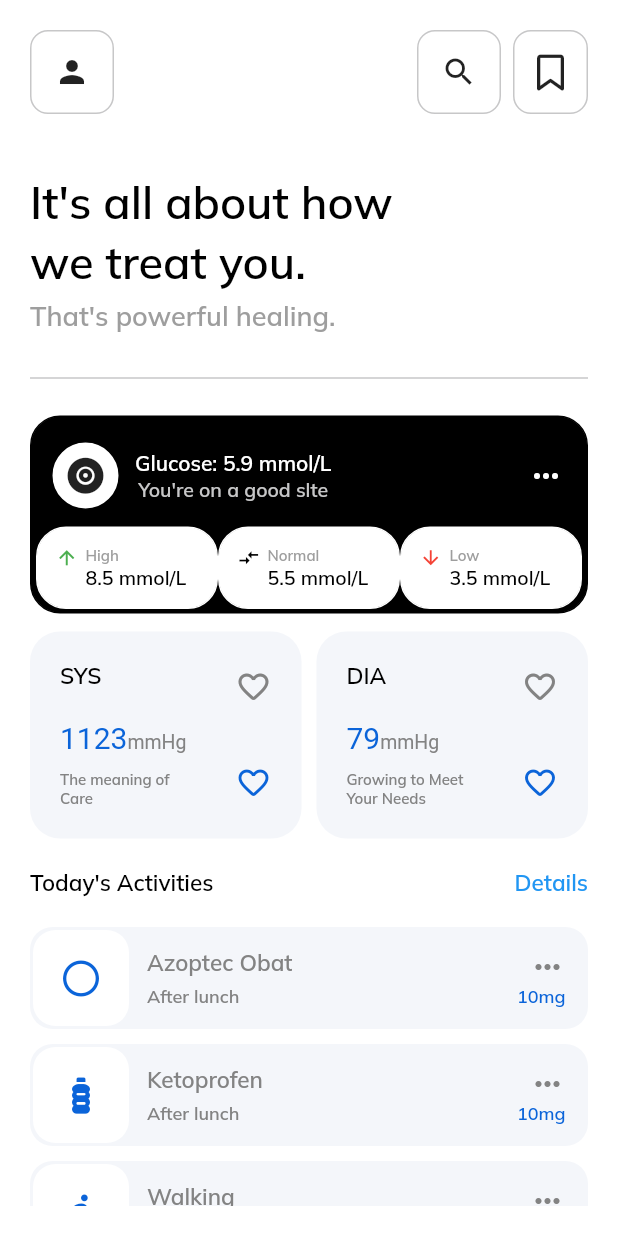
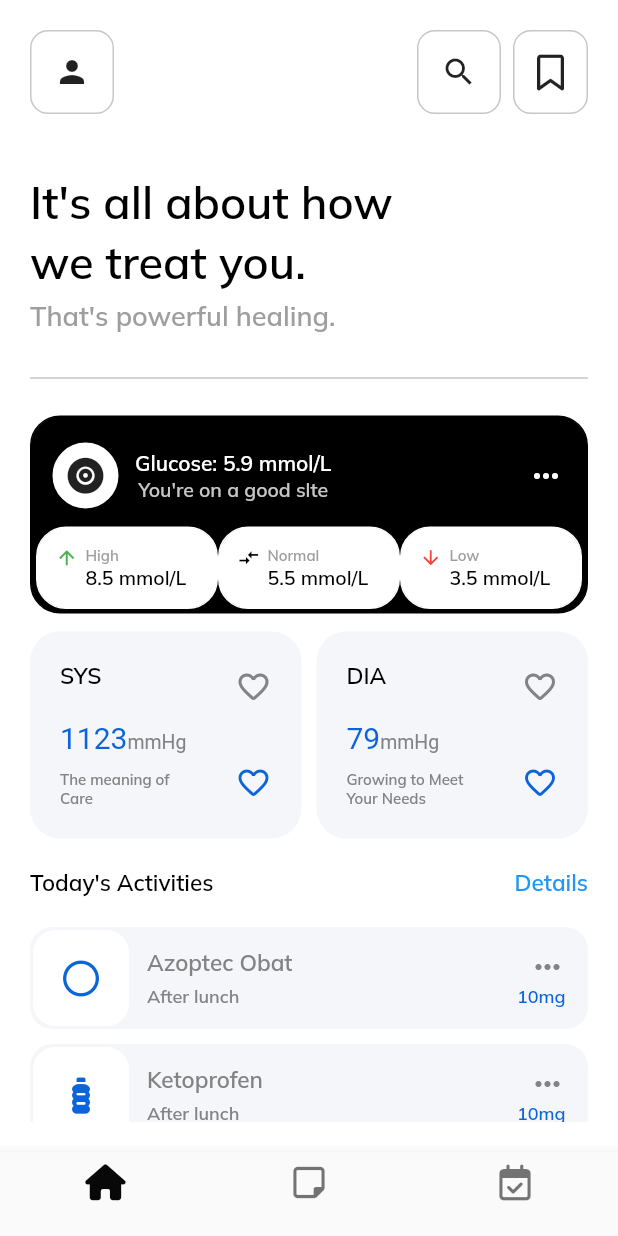
Before and after one commit to Jud-e/fitness_app, a Flutter app: the screen it shows after launch, on a phone screen of 412 x 824 dp. Run offline on Flutter 3.47's test engine with Material 2 defaults, Android fonts, the phone set to English and light mode, and no system bars; our stand-ins replace font_awesome_flutter, google_fonts.

Commit message:
update 24/01

```diff
--- a/lib/main.dart
+++ b/lib/main.dart
@@ -13,7 +13,7 @@ class MyApp extends StatelessWidget {
   Widget build(BuildContext context) {
     return const MaterialApp(
       debugShowCheckedModeBanner: false,
-      home: Home(),
+      home: Setup(),
     );
   }
 }
--- a/lib/screens/homepage.dart
+++ b/lib/screens/homepage.dart
@@ -4,6 +4,44 @@ import 'package:fitness_app/screens/activities.dart';
 import 'package:fitness_app/screens/overview.dart';
 import 'package:flutter/material.dart';
 import 'package:font_awesome_flutter/font_awesome_flutter.dart';
+
+class Setup extends StatefulWidget {
+  const Setup({super.key});
+
+  @override
+  State<Setup> createState() => _SetupState();
+}
+
+class _SetupState extends State<Setup> {
+  int _selectedIndex = 0;
+  static const List _widgetOptions = [Home(), Activity(), Overview()];
+
+  void _onItemTapped(int index) {
+    setState(() {
+      _selectedIndex = index;
+    });
+  }
+
+  @override
+  Widget build(BuildContext context) {
+    return Scaffold(
+        bottomNavigationBar: BottomNavigationBar(
+          items: const [
+            BottomNavigationBarItem(
+                icon: Icon(FontAwesomeIcons.house), label: ""),
+            BottomNavigationBarItem(
+                icon: Icon(FontAwesomeIcons.noteSticky), label: ""),
+            BottomNavigationBarItem(
+                icon: Icon(FontAwesomeIcons.calendarCheck), label: ""),
+          ],
+          currentIndex: _selectedIndex,
+          selectedItemColor: blackBg,
+          onTap: _onItemTapped,
+        ),
+        backgroundColor: whiteBg,
+        body: _widgetOptions.elementAt(_selectedIndex));
+  }
+}
 
 class Home extends StatefulWidget {
   const Home({super.key});
@@ -15,9 +53,7 @@ class Home extends StatefulWidget {
 class _HomeState extends State<Home> {
   @override
   Widget build(BuildContext context) {
-    return Scaffold(
-      backgroundColor: whiteBg,
-      body: Padding(
+    return Padding(
       padding: const EdgeInsets.all(20.0),
       child: SafeArea(
         child: SingleChildScrollView(
@@ -118,8 +154,7 @@ class _HomeState extends State<Home> {
                               xMargin(10),
                               Column(
                                 children: [
-                                    text("Glucose: 5.9 mmol/L", 14,
-                                        Colors.white),
+                                  text("Glucose: 5.9 mmol/L", 14, Colors.white),
                                   text("You're on a good slte", 13, darkGrey)
                                 ],
                               )
@@ -170,12 +205,10 @@ class _HomeState extends State<Home> {
                         child: Column(
                           children: [
                             Row(
-                                mainAxisAlignment:
-                                    MainAxisAlignment.spaceBetween,
+                              mainAxisAlignment: MainAxisAlignment.spaceBetween,
                               children: [
                                 Column(
-                                    crossAxisAlignment:
-                                        CrossAxisAlignment.start,
+                                  crossAxisAlignment: CrossAxisAlignment.start,
                                   children: [
                                     text("SYS", 15, Colors.black),
                                     yMargin(20),
@@ -228,12 +261,10 @@ class _HomeState extends State<Home> {
                         child: Column(
                           children: [
                             Row(
-                                mainAxisAlignment:
-                                    MainAxisAlignment.spaceBetween,
+                              mainAxisAlignment: MainAxisAlignment.spaceBetween,
                               children: [
                                 Column(
-                                    crossAxisAlignment:
-                                        CrossAxisAlignment.start,
+                                  crossAxisAlignment: CrossAxisAlignment.start,
                                   children: [
                                     text("DIA", 15, Colors.black),
                                     yMargin(20),
@@ -300,8 +331,8 @@ class _HomeState extends State<Home> {
                 detail(FontAwesomeIcons.bottleWater, "Ketoprofen",
                     "After lunch", "10mg", blueIcon),
                 yMargin(10),
-                  detail(FontAwesomeIcons.personWalking, "Walking",
-                      "15 Jan 2023", "12PM to 1PM", darker),
+                detail(FontAwesomeIcons.personWalking, "Walking", "15 Jan 2023",
+                    "12PM to 1PM", darker),
                 yMargin(10),
                 detail(FontAwesomeIcons.dumbbell, "Fitness", "15 Jan 2023",
                     "1PM to 2PM", darker)
@@ -310,7 +341,7 @@ class _HomeState extends State<Home> {
           ]),
         ),
       ),
-      ),
     );
+    ;
   }
 }
```
Lines whose indentation alone changed are shown as unchanged.
